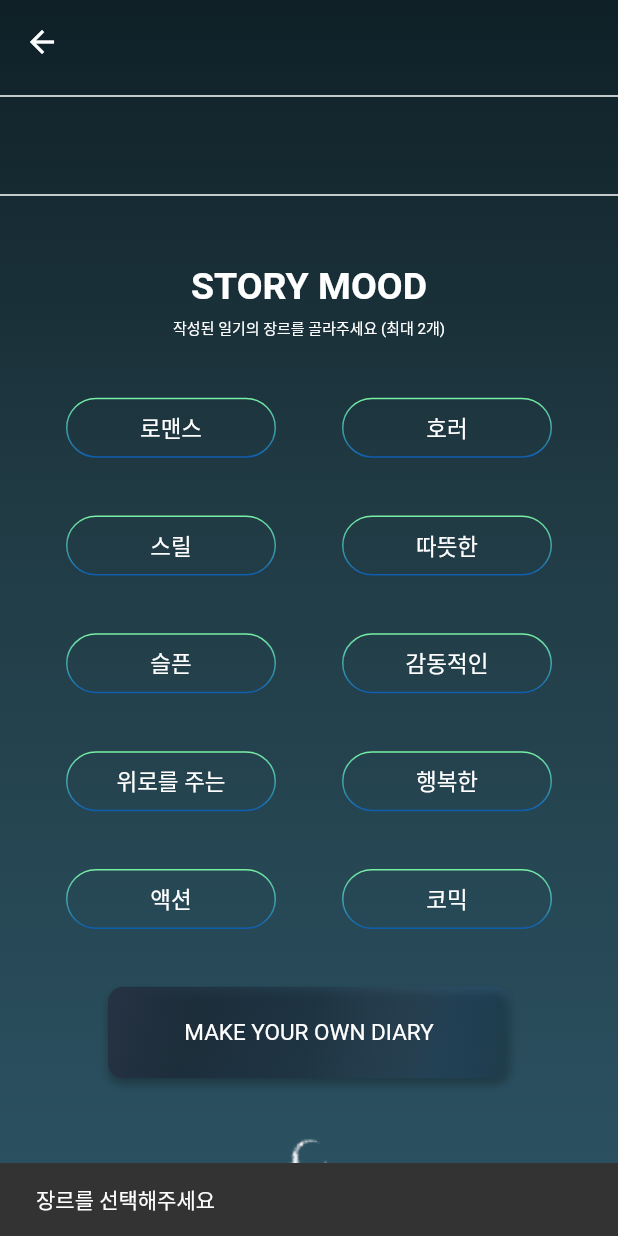
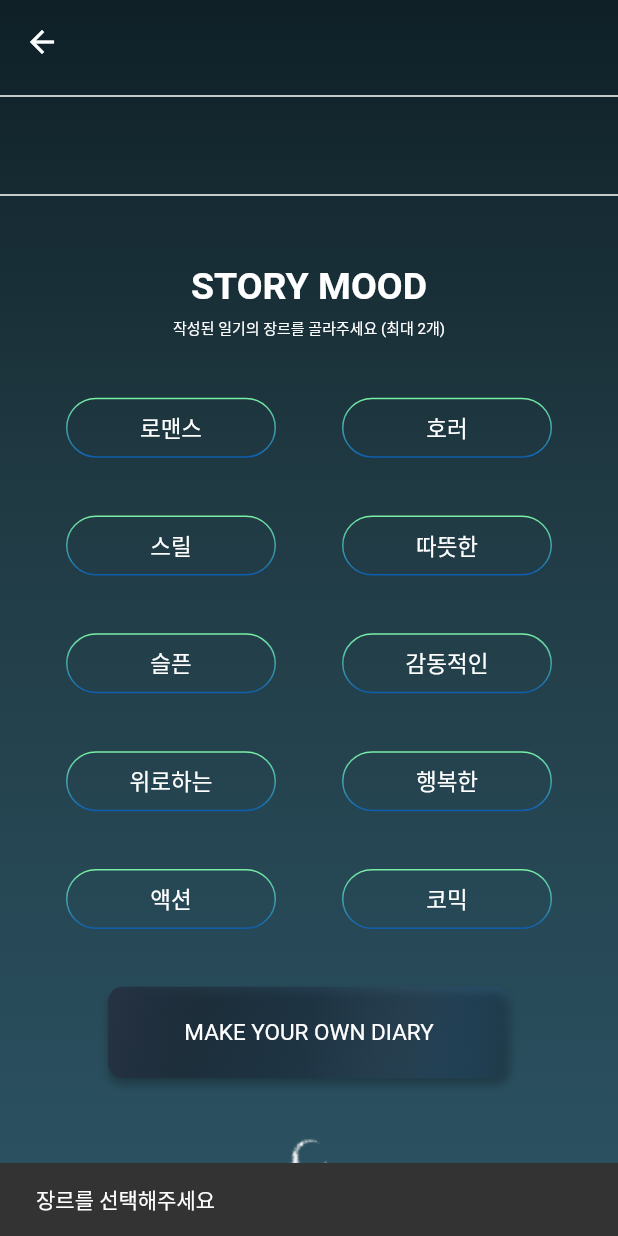
Before and after one commit to doseee/fakediary, a Flutter app: the MoodSelect screen opened directly with empty values, after a tap on "MAKE YOUR OWN DIARY", on a phone screen of 412 x 824 dp. Run offline on Flutter 3.47's test engine with Material 2 defaults, Android fonts, the phone set to English and light mode, and no system bars; our stand-ins replace carousel_slider, dots_indicator, flutter_dotenv, flutter_spinkit, geolocator, gradient_borders and 4 more; accounts and stored records are empty; project files that could hold a hidden picture were left out.

```diff
--- a/frontend/lib/screens/mood_select.dart
+++ b/frontend/lib/screens/mood_select.dart
@@ -37,7 +37,7 @@ class _MoodSelectState extends State<MoodSelect> {
     'WARM': '따뜻한',
     'SAD': '슬픈',
     'TOUCHING': '감동적인',
-    'COMFORTING': '위로를 주는',
+    'COMFORTING': '위로하는',
     'HAPPY': '행복한',
     'ACTION': '액션',
     'COMIC': '코믹',
@@ -251,43 +251,75 @@ class _MoodSelectState extends State<MoodSelect> {
                           return;
                         }
                         List<Map<String, String>> messages = [];
-                        String person = '등장인물은 ';
+                        String person = '';
                         List<String> baseNames = widget.selectedCards
                             .map((card) => card.baseName)
+                            .toSet()
                             .toList();
+                        if (baseNames.isNotEmpty) {
+                          person = '등장인물은 ';
                           for (int i = 0; i < baseNames.length; i++) {
+                            if (baseNames[i].trim() != '') {
                               person += baseNames[i];
+                            }
                             if (i < baseNames.length - 1) {
                               person += ', ';
                             } else {
                               person += '이고 ';
                             }
                           }
-                        String location = '장소는 ';
+                        }
+                        String location = '';
                         List<String> basePlaces = widget.selectedCards
                             .map((card) => card.basePlace)
+                            .toSet()
                             .toList();
+                        if (basePlaces.isNotEmpty) {
+                          location = '장소는 ';
                           for (int i = 0; i < basePlaces.length; i++) {
+                            if (basePlaces[i].trim() != '') {
                               location += basePlaces[i];
+                            }
                             if (i < basePlaces.length - 1) {
                               location += ', ';
                             } else {
                               location += '이고 ';
                             }
                           }
-                        String keyword2 = '키워드는 ';
+                        }
+                        String keyword2 = '';
                         List<String> keywords = widget.selectedCards
                             .expand((card) => card.keywords)
+                            .toSet()
                             .toList();
+                        if (keywords.isNotEmpty) {
+                          keyword2 = '키워드는 ';
                           for (int i = 0; i < keywords.length; i++) {
+                            if (keywords[i].trim() != '') {
                               keyword2 += keywords[i];
+                            }
                             if (i < keywords.length - 1) {
                               keyword2 += ', ';
                             } else {
                               keyword2 += '.';
                             }
                           }
-                        String prp = person + location + keyword2;
+                        }
+                        String genre2 = '장르는 ';
+                        for (int i = 0; i < selectedMood.length; i++) {
+                          if (selectedMood[i].trim() != '') {
+                            genre2 += dict[selectedMood[i]]!;
+                          }
+                          if (i < selectedMood.length - 1) {
+                            genre2 += ', ';
+                          } else {
+                            genre2 += '이고 ';
+                          }
+                        }
+                        if (keywords.isEmpty && genre2.endsWith('이고 ')) {
+                          genre2 = '${genre2.substring(0, genre2.length - 3)}.';
+                        }
+                        String prp = person + location + genre2 + keyword2;
                         print(prp);
                         messages =
                             await ApiService.makeDiaryContents(messages, prp);
@@ -308,7 +340,6 @@ class _MoodSelectState extends State<MoodSelect> {
 
                         List<String> diaryImageUrl = [];
                         String keyword = keywords.join('@');
-                        String prompt = '';
                         List<String> genre = [];
                         for (var i = 0; i < selectedMood.length; i++) {
                           genre.add(selectedMood[i]);
@@ -319,7 +350,7 @@ class _MoodSelectState extends State<MoodSelect> {
                             diaryImageUrl: diaryImageUrl,
                             genre: genre,
                             // keyword: keyword,
-                            prompt: prompt,
+                            prompt: prp,
                             summary: summary,
                             title: title);
                       },
```
Lines whose indentation alone changed are shown as unchanged.
